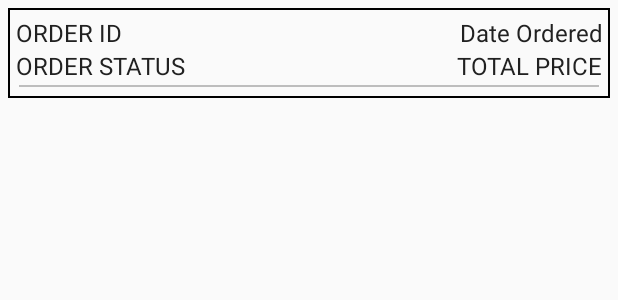
After one commit to AlexandreStelzig/VideoGameShopApplication, an Android app: the layout custom_layout_order_listview.xml on its own in the app's theme, with its tools: preview values and no code run, on a phone screen of 412 x 824 dp. The commit adds this screen. Shown: the top 300 px of the screen. Run offline under Robolectric (Android 15) with nearby library versions, the phone set to English and light mode, and no system bars.

Commit message:
added order database methods

```diff
--- a/app/src/main/java/a7967917_7698299/videogameshopapplication/database/DatabaseHardCodedValues.java
+++ b/app/src/main/java/a7967917_7698299/videogameshopapplication/database/DatabaseHardCodedValues.java
@@ -33,6 +33,7 @@ public class DatabaseHardCodedValues {
         // TODO REMOVE HARDCODED USER
         long userId = databaseManager.createUser("test@test.com", "12345", "SEG", "3525");
         databaseManager.setCurrentActiveUser(userId);
+
 
 
         // call the hardcoded data here
--- /dev/null
+++ b/app/src/main/res/drawable/custom_border.xml
@@ -0,0 +1,7 @@
+<?xml version="1.0" encoding="utf-8"?>
+<shape xmlns:android="http://schemas.android.com/apk/res/android"
+    android:shape="rectangle">
+    <stroke
+        android:width="1dip"
+        android:color="@color/black" />
+</shape>
--- /dev/null
+++ b/app/src/main/res/layout/custom_layout_order_listview.xml
@@ -0,0 +1,77 @@
+<?xml version="1.0" encoding="utf-8"?>
+<LinearLayout xmlns:android="http://schemas.android.com/apk/res/android"
+    android:id="@+id/custom_layout_item_listview"
+    android:layout_width="match_parent"
+    android:layout_height="wrap_content"
+    android:layout_margin="5dp"
+    android:background="@drawable/custom_border"
+    android:clickable="true"
+    android:orientation="vertical"
+    android:padding="5dp">
+
+
+    <LinearLayout
+        android:layout_width="match_parent"
+        android:layout_height="wrap_content">
+
+        <TextView
+            android:layout_width="0dp"
+            android:layout_height="wrap_content"
+            android:layout_weight="1"
+            android:ellipsize="end"
+            android:maxLines="2"
+            android:text="ORDER ID"
+            android:textColor="@color/primaryText"
+            android:textSize="@dimen/text_normal" />
+
+        <TextView
+            android:layout_width="0dp"
+            android:layout_height="wrap_content"
+            android:layout_weight="1"
+            android:ellipsize="end"
+            android:gravity="end"
+            android:maxLines="2"
+            android:text="Date Ordered"
+            android:textColor="@color/primaryText"
+            android:textSize="@dimen/text_normal" />
+
+
+    </LinearLayout>
+
+
+    <LinearLayout
+        android:layout_width="match_parent"
+        android:layout_height="wrap_content">
+
+        <TextView
+            android:layout_width="0dp"
+            android:layout_height="wrap_content"
+            android:layout_weight="1"
+            android:ellipsize="end"
+            android:maxLines="2"
+            android:text="ORDER STATUS"
+            android:textColor="@color/primaryText"
+            android:textSize="@dimen/text_normal" />
+
+        <TextView
+            android:layout_width="0dp"
+            android:layout_height="wrap_content"
+            android:layout_weight="1"
+            android:ellipsize="end"
+            android:gravity="end"
+            android:maxLines="2"
+            android:text="TOTAL PRICE"
+            android:textColor="@color/primaryText"
+            android:textSize="@dimen/text_normal" />
+
+
+    </LinearLayout>
+
+    <View
+        android:layout_width="match_parent"
+        android:layout_height="1dp"
+        android:layout_margin="2dp"
+        android:background="@color/colorDivider" />
+
+
+</LinearLayout>
```
Also changed, not shown: app/src/main/java/a7967917_7698299/videogameshopapplication/database/DatabaseManager.java (+124 -2 lines), app/src/main/java/a7967917_7698299/videogameshopapplication/fragments/HelpFragment.java (+17 -0 lines), app/src/main/java/a7967917_7698299/videogameshopapplication/fragments/OrderListFragment.java (+11 -0 lines), app/src/main/java/a7967917_7698299/videogameshopapplication/model/Order.java (+13 -4 lines), app/src/main/res/layout/fragment_help.xml (+7 -5 lines), app/src/main/res/layout/fragment_order_list.xml (+60 -3 lines).
